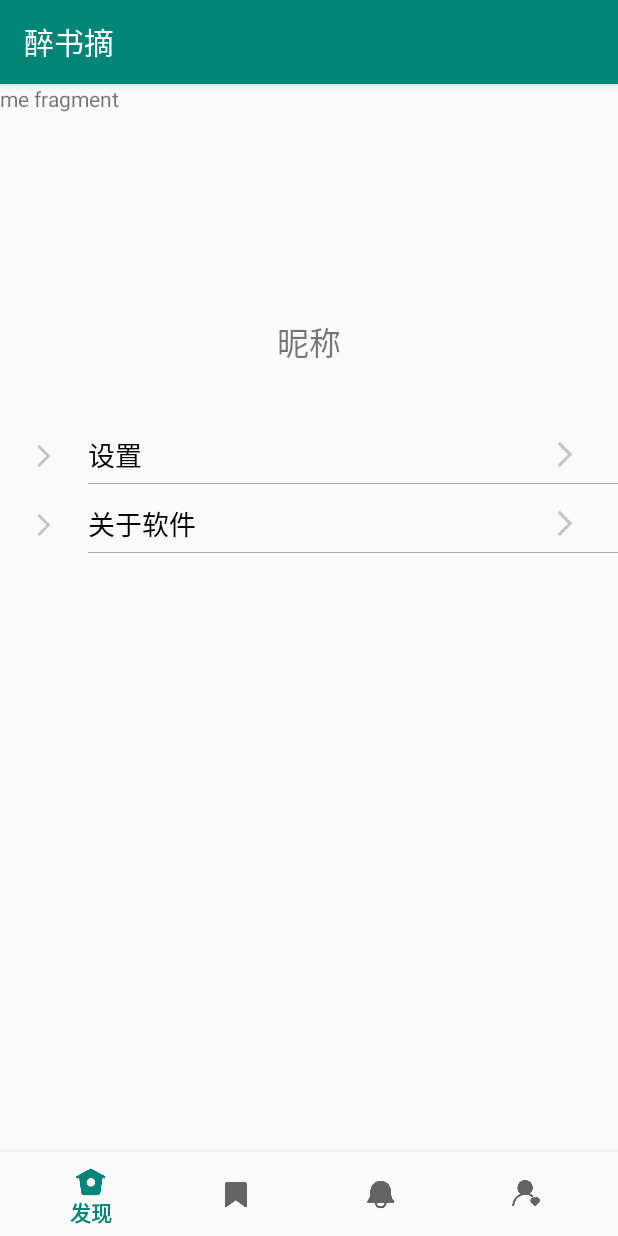
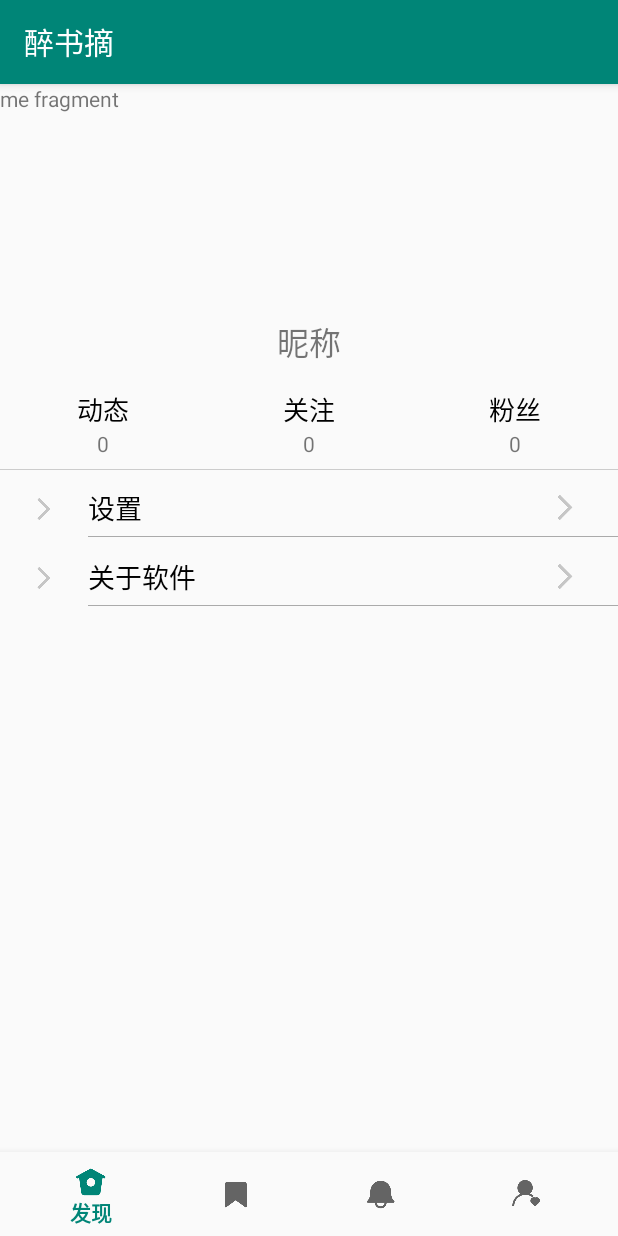
Before and after one commit to Empty-alley/BookSnippetsHub-android, an Android app: the fragment MeFragment placed in its activity, on a phone screen of 412 x 824 dp. Run offline under Robolectric (Android 15) with nearby library versions, the phone set to English and light mode, and no system bars; libraries missing offline, so code that uses them is left out: com.alibaba.fastjson, com.facebook.drawee; plain views replace FeedView, SimpleDraweeView; network calls fail; pictures from the network do not load; 3 statements that could not run were skipped.

Commit message:
add 3 info in me page

```diff
--- a/app/src/main/java/com/booksnippetshub/fragment/MeFragment.java
+++ b/app/src/main/java/com/booksnippetshub/fragment/MeFragment.java
@@ -44,6 +44,9 @@ public class MeFragment extends Fragment {
     private AppCompatActivity activity;
     private SimpleDraweeView avatarDraweeView;
 
+    private TextView feedcount;
+    private TextView followercount;
+    private TextView followcount;
 
     private static final String ARG_PARAM1 = "param1";
     private static final String ARG_PARAM2 = "param2";
@@ -145,6 +148,10 @@ public class MeFragment extends Fragment {
         super.onActivityCreated(savedInstanceState);
         menu_item_container = activity.findViewById(R.id.menu_item_container);
 
+        feedcount = activity.findViewById(R.id.feedcount);
+        followcount = activity.findViewById(R.id.followcount);
+        followercount = activity.findViewById(R.id.followercount);
+
         addMenuItem();
         setUserInfo();
 
--- a/app/src/main/res/layout/fragment_me.xml
+++ b/app/src/main/res/layout/fragment_me.xml
@@ -44,18 +44,107 @@
 
 
         <TextView
+            android:id="@+id/textView2"
             android:layout_width="match_parent"
             android:layout_height="match_parent"
             android:text="me fragment" />
+
+
+        <LinearLayout
+            android:id="@+id/user_atten"
+            android:layout_width="match_parent"
+            android:layout_height="wrap_content"
+            android:layout_marginTop="15dp"
+            android:orientation="horizontal"
+            app:layout_constraintTop_toBottomOf="@+id/nickName">
+
+            <LinearLayout
+                android:layout_width="0dp"
+                android:layout_height="match_parent"
+                android:layout_weight="1"
+                android:orientation="vertical">
+
+                <TextView
+                    android:layout_width="match_parent"
+                    android:layout_height="wrap_content"
+                    android:gravity="center"
+                    android:text="动态"
+                    android:textColor="#000000"
+                    android:textSize="17dp" />
+
+                <TextView
+                    android:id="@+id/feedcount"
+                    android:layout_width="match_parent"
+                    android:layout_height="wrap_content"
+                    android:gravity="center"
+                    android:text="0" />
+            </LinearLayout>
+
+            <LinearLayout
+                android:layout_width="0dp"
+                android:layout_height="match_parent"
+                android:layout_weight="1"
+                android:orientation="vertical">
+
+                <TextView
+                    android:layout_width="match_parent"
+                    android:layout_height="wrap_content"
+                    android:gravity="center"
+                    android:text="关注"
+                    android:textColor="#000000"
+                    android:textSize="17dp" />
+
+                <TextView
+                    android:id="@+id/followcount"
+                    android:layout_width="match_parent"
+                    android:layout_height="wrap_content"
+                    android:gravity="center"
+                    android:text="0" />
+
+
+            </LinearLayout>
+
+            <LinearLayout
+                android:layout_width="0dp"
+                android:layout_height="match_parent"
+                android:layout_weight="1"
+                android:orientation="vertical">
+
+                <TextView
+                    android:layout_width="match_parent"
+                    android:layout_height="wrap_content"
+                    android:gravity="center"
+                    android:text="粉丝"
+                    android:textColor="#000000"
+                    android:textSize="17dp" />
+
+                <TextView
+                    android:id="@+id/followercount"
+                    android:layout_width="match_parent"
+                    android:layout_height="wrap_content"
+                    android:gravity="center"
+                    android:text="0" />
+            </LinearLayout>
+        </LinearLayout>
+
+        <LinearLayout
+            android:id="@+id/fengexian"
+            android:layout_width="match_parent"
+            android:layout_height="1px"
+            android:background="#cccccc"
+            android:orientation="vertical"
+            android:layout_marginTop="7dp"
+            app:layout_constraintTop_toBottomOf="@+id/user_atten">
+        </LinearLayout>
+
 
         <LinearLayout
             android:id="@+id/menu_item_container"
             android:layout_width="match_parent"
             android:layout_height="wrap_content"
-            android:layout_marginTop="40dp"
+            android:layout_marginTop="6dp"
             android:orientation="vertical"
-            app:layout_constraintTop_toBottomOf="@+id/nickName">
-
+            app:layout_constraintTop_toBottomOf="@+id/fengexian">
 
         </LinearLayout>
 
```
